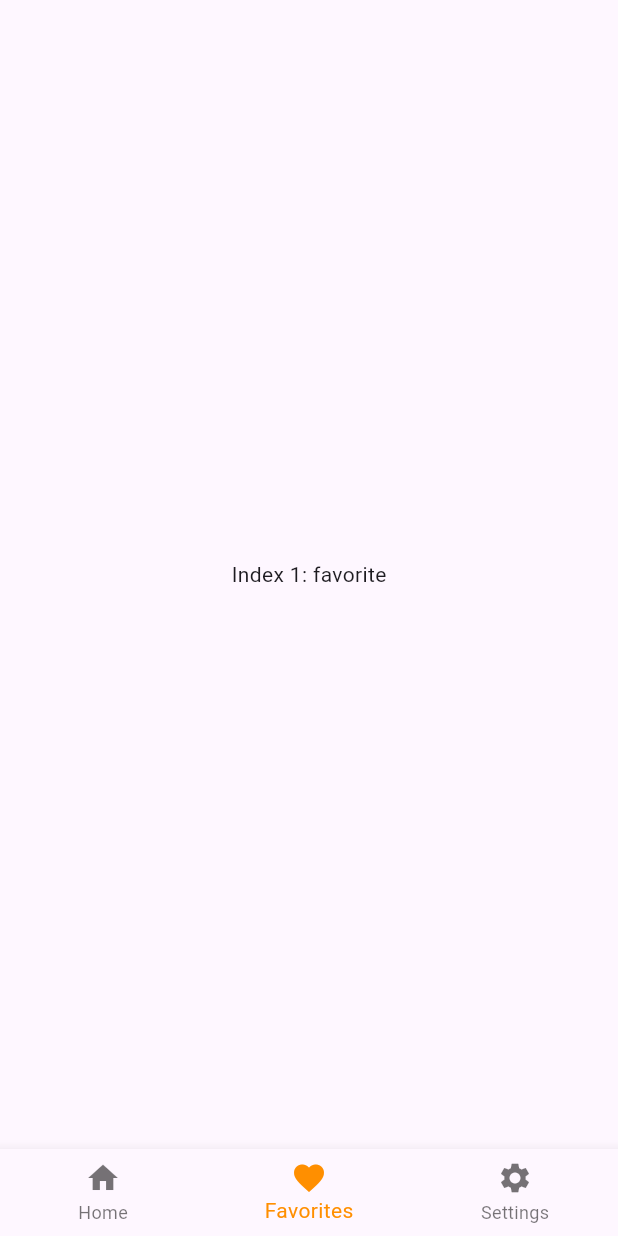
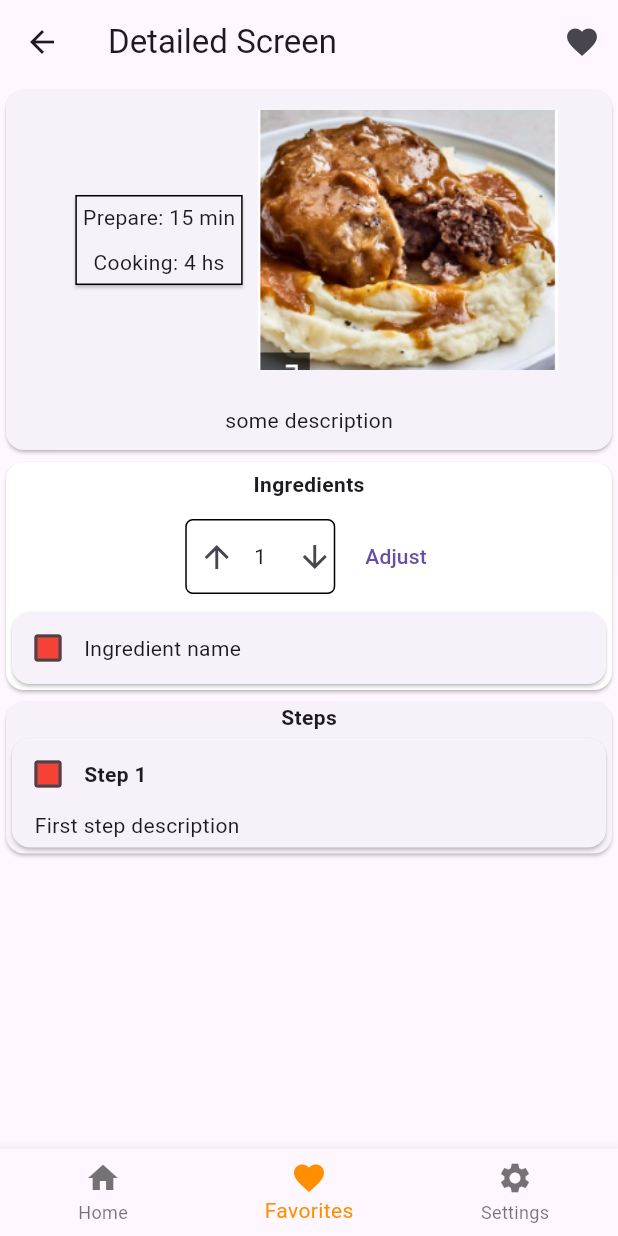
Before and after one commit to Proxypepe/flutter-practice, a Flutter app: the screen it shows after launch, item 2 of the bottom bar chosen, on a phone screen of 412 x 824 dp. Run offline on Flutter 3.47's test engine with Material 2 defaults, Android fonts, the phone set to English and light mode, and no system bars.

Commit message:
detailed screen without scrolling

```diff
--- a/lib/presentation/navigation/app_navigation.dart
+++ b/lib/presentation/navigation/app_navigation.dart
@@ -1,6 +1,7 @@
 import 'package:cooking_recipe/presentation/screens/home/home.dart';
 import 'package:flutter/material.dart';
 
+import '../screens/detailed/detailed.dart';
 import '../screens/settings/setting.dart';
 
 class AppNavigation extends StatefulWidget {
@@ -15,9 +16,7 @@ class _AppNavigationState extends State<AppNavigation> {
 
   static const List<Widget> _widgetOptions = <Widget>[
     HomeScreen(),
-    Text(
-      'Index 1: favorite',
-    ),
+    DetailedScreen(),
     SettingsScreen(),
   ];
 
--- /dev/null
+++ b/lib/presentation/screens/detailed/detailed.dart
@@ -0,0 +1,38 @@
+import 'package:cooking_recipe/presentation/screens/detailed/widgets/head/head.dart';
+import 'package:cooking_recipe/presentation/screens/detailed/widgets/ingredient/ingredients.dart';
+import 'package:cooking_recipe/presentation/screens/detailed/widgets/step/steps.dart';
+import 'package:flutter/material.dart';
+
+class DetailedScreen extends StatelessWidget {
+  const DetailedScreen({Key? key}) : super(key: key);
+
+  @override
+  Widget build(BuildContext context) {
+    return Scaffold(
+      appBar: AppBar(
+        leading: IconButton(
+          onPressed: () {},
+          icon: const Icon(Icons.arrow_back),
+        ),
+        title: const Text("Detailed Screen"),
+        actions: [
+          IconButton(
+            onPressed: () {},
+            icon: const Icon(Icons.favorite),
+          )
+        ],
+      ),
+      body: Column(
+        children: const <Widget>[
+          HeadSection(
+            prepare: '15 min',
+            cooking: '4 hs',
+            description: 'some description',
+          ),
+          IngredientsSection(),
+          StepsSection(),
+        ]
+      )
+    );
+  }
+}
--- /dev/null
+++ b/lib/presentation/screens/detailed/widgets/head/head.dart
@@ -0,0 +1,47 @@
+import 'package:flutter/material.dart';
+
+import 'info_card.dart';
+
+class HeadSection extends StatelessWidget {
+  const HeadSection({
+    Key? key,
+    required this.prepare,
+    required this.cooking,
+    required this.description,
+  }) : super(key: key);
+
+  final String prepare;
+  final String cooking;
+  final String description;
+
+  @override
+  Widget build(BuildContext context) {
+    return Card(
+        child: Column(
+            children: <Widget> [
+              Center(
+                child: Row(
+                  mainAxisAlignment: MainAxisAlignment.center,
+                  crossAxisAlignment: CrossAxisAlignment.center,
+                  children: <Widget> [
+                    InfoCard(
+                      prepare: prepare,
+                      cooking: cooking,
+                    ),
+                    Image.asset(
+                      'assets/image_placeholder.PNG',
+                      height: 200,
+                      width: 200,
+                    ),
+                  ],
+              ),
+            ),
+            Padding(
+              padding: const EdgeInsets.all(10),
+              child:Text(description)
+            )
+          ]
+        )
+    );
+  }
+}
--- /dev/null
+++ b/lib/presentation/screens/detailed/widgets/head/info_card.dart
@@ -0,0 +1,34 @@
+import 'package:flutter/material.dart';
+
+class InfoCard extends StatelessWidget {
+  const InfoCard({
+    Key? key,
+    required this.prepare,
+    required this.cooking,
+  }) : super(key: key);
+
+  final String prepare;
+  final String cooking;
+
+  @override
+  Widget build(BuildContext context) {
+    return Card(
+      margin: const EdgeInsets.all(10),
+      shape: const RoundedRectangleBorder(
+        side: BorderSide(
+          color: Colors.black
+        )
+      ),
+      child: Column(children: <Widget>[
+        Padding(
+          padding: const EdgeInsets.all(5),
+          child: Text("Prepare: $prepare")
+        ),
+        Padding(
+            padding: const EdgeInsets.all(5),
+            child: Text("Cooking: $cooking")
+        ),
+      ]),
+    );
+  }
+}
--- /dev/null
+++ b/lib/presentation/screens/detailed/widgets/ingredient/button.dart
@@ -0,0 +1,69 @@
+import 'package:flutter/material.dart';
+
+class CounterButton extends StatefulWidget {
+  const CounterButton({
+    Key? key,
+
+  }) : super(key: key);
+
+
+  @override
+  State<CounterButton> createState() => _CounterButtonState();
+}
+
+class _CounterButtonState extends State<CounterButton> {
+  int counter = 1;
+
+  @override
+  Widget build(BuildContext context) {
+    return Padding(
+      padding: const EdgeInsets.all(8.0),
+      child: Container(
+        width: 100,
+        height: 50,
+        decoration: BoxDecoration(
+          border: Border.all(
+              color: Colors.black,
+              width: 1,
+              style: BorderStyle.solid
+          ),
+          borderRadius: BorderRadius.circular(5),
+          color: Colors.white
+        ),
+        child: Center (
+            child: Row(
+              children: [
+                Expanded(
+                  child: IconButton(
+                    icon: const Icon(Icons.arrow_upward),
+                    onPressed: () {
+                      setState(() {
+                        counter++;
+                      });
+                    },
+                  ),
+                ),
+                Expanded(
+                  child: Center(
+                      child: Text("$counter"),
+                  ),
+                ),
+                Expanded(
+                  child: IconButton(
+                    icon: const Icon(Icons.arrow_downward),
+                    onPressed: () {
+                      setState(() {
+                        if (counter != 1) {
+                          counter--;
+                        }
+                      });
+                    },
+                  ),
+                ),
+              ],
+            )
+        ),
+      ),
+    );
+  }
+}
--- /dev/null
+++ b/lib/presentation/screens/detailed/widgets/ingredient/ingredient.dart
@@ -0,0 +1,44 @@
+import 'package:flutter/material.dart';
+
+class IngredientLine extends StatefulWidget {
+  const IngredientLine({
+    Key? key,
+    required this.ingredientName
+  }) : super(key: key);
+
+  final String ingredientName;
+
+  @override
+  State<IngredientLine> createState() => _IngredientLineState();
+}
+
+class _IngredientLineState extends State<IngredientLine> {
+  bool isChecked = false;
+
+  @override
+  Widget build(BuildContext context) {
+    Color getColor(Set<MaterialState> states) {
+      return Colors.red;
+    }
+
+    return Card(
+        child: Row(
+          children: [
+            Checkbox(
+              checkColor: Colors.white,
+              fillColor: MaterialStateProperty.resolveWith(getColor),
+              value: isChecked,
+              onChanged: (bool? value) {
+                setState(() {
+                  isChecked = value!;
+                });
+              },
+            ),
+            Text(
+                widget.ingredientName
+            ),
+          ],
+        )
+    );
+  }
+}
--- /dev/null
+++ b/lib/presentation/screens/detailed/widgets/ingredient/ingredients.dart
@@ -0,0 +1,41 @@
+import 'package:flutter/material.dart';
+
+import 'button.dart';
+import 'ingredient.dart';
+
+class IngredientsSection extends StatelessWidget {
+  const IngredientsSection({Key? key}) : super(key: key);
+
+  @override
+  Widget build(BuildContext context) {
+    return Card(
+      color: Colors.white,
+      child: Column(
+        children: <Widget>[
+          const Padding(
+            padding: EdgeInsets.all(5),
+            child: Text(
+                "Ingredients",
+                style: TextStyle(fontWeight: FontWeight.bold)
+            )
+          ),
+          Center(
+            child: Row(
+              mainAxisAlignment: MainAxisAlignment.center,
+              children: <Widget> [
+                const CounterButton(),
+                TextButton(
+                  onPressed: () {  },
+                  child: const Text("Adjust"),
+                )
+              ],
+            ),
+          ),
+          const IngredientLine(
+            ingredientName: "Ingredient name",
+          ),
+      ]
+      )
+    );
+  }
+}
--- /dev/null
+++ b/lib/presentation/screens/detailed/widgets/step/step.dart
@@ -0,0 +1,57 @@
+import 'package:flutter/material.dart';
+
+class StepLine extends StatefulWidget {
+  const StepLine({
+    Key? key,
+    required this.stepDescription,
+    required this.stepNumber,
+  }) : super(key: key);
+
+  final String stepDescription;
+  final int stepNumber;
+
+  @override
+  State<StepLine> createState() => _StepLineState();
+}
+
+class _StepLineState extends State<StepLine> {
+  bool isChecked = false;
+
+  Color getColor(Set<MaterialState> states) {
+    return Colors.red;
+  }
+
+  @override
+  Widget build(BuildContext context) {
+    return Card(
+      child: Column(
+          mainAxisAlignment: MainAxisAlignment.start,
+          crossAxisAlignment: CrossAxisAlignment.start,
+          children: <Widget>[
+            Row(
+                children: <Widget>[
+                  Checkbox(
+                    checkColor: Colors.white,
+                    fillColor: MaterialStateProperty.resolveWith(getColor),
+                    value: isChecked,
+                    onChanged: (bool? value) {
+                      setState(() {
+                        isChecked = value!;
+                      });
+                    },
+                  ),
+                  Text(
+                      "Step ${widget.stepNumber}",
+                      style: const TextStyle(fontWeight: FontWeight.bold)
+                  )
+                ]
+            ),
+            Padding(
+              padding: const EdgeInsets.only(left: 15.0, bottom: 5.0),
+              child: Text(widget.stepDescription),
+            )
+          ]
+      ),
+    );
+  }
+}
--- /dev/null
+++ b/lib/presentation/screens/detailed/widgets/step/steps.dart
@@ -0,0 +1,24 @@
+import 'package:cooking_recipe/presentation/screens/detailed/widgets/step/step.dart';
+import 'package:flutter/material.dart';
+
+class StepsSection extends StatelessWidget {
+  const StepsSection({Key? key}) : super(key: key);
+
+  @override
+  Widget build(BuildContext context) {
+    return Card (
+      child: Column(
+          children: const <Widget>[
+            Text(
+                "Steps",
+                style: const TextStyle(fontWeight: FontWeight.bold)
+            ),
+            StepLine(
+              stepDescription: "First step description",
+              stepNumber: 1,
+            )
+          ]
+      )
+    );
+  }
+}
```
